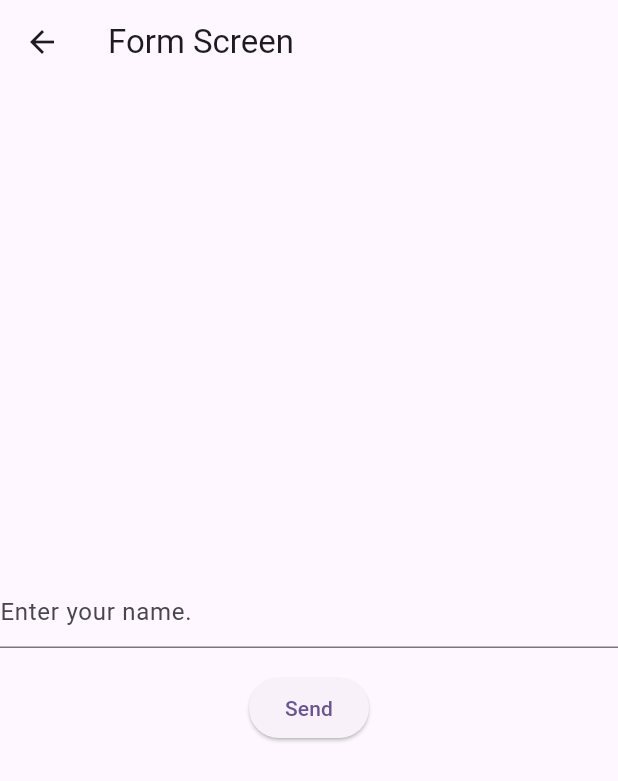
After one commit to TataAdiN/Flutter-Intermediate-Learn, a Flutter app: the screen it shows after launch, after a tap on the "quiz" icon, on a phone screen of 412 x 824 dp. The commit adds this screen. Shown: the top 781 px of the screen. Run offline on Flutter 3.47's test engine with Material 3 defaults, Android fonts, the phone set to English and light mode, and no system bars.

Commit message:
add navigator 2.0 with return value

```diff
--- a/lib/main.dart
+++ b/lib/main.dart
@@ -1,6 +1,8 @@
 import 'package:flutter/material.dart';
+import 'package:provider/provider.dart';
 
 import 'routes/app_router_delegate.dart';
+import 'routes/page_manager.dart';
 
 void main() {
   runApp(const MyApp());
@@ -24,7 +26,9 @@ class _MyAppState extends State<MyApp> {
 
   @override
   Widget build(BuildContext context) {
-    return MaterialApp(
+    return ChangeNotifierProvider(
+      create: (context) => PageManager(),
+      child: MaterialApp(
         title: 'Flutter Demo',
         theme: ThemeData(
           colorScheme: ColorScheme.fromSeed(seedColor: Colors.deepPurple),
@@ -34,6 +38,7 @@ class _MyAppState extends State<MyApp> {
           routerDelegate: _appRouterDelegate,
           backButtonDispatcher: RootBackButtonDispatcher(),
         ),
+      ),
     );
   }
 }
--- a/lib/routes/app_router_delegate.dart
+++ b/lib/routes/app_router_delegate.dart
@@ -1,6 +1,7 @@
 import 'package:flutter/material.dart';
 
 import '../models/quote.dart';
+import '../screens/form_screen.dart';
 import '../screens/quotes_detail_screen.dart';
 import '../screens/quotes_list_screen.dart';
 
@@ -8,6 +9,7 @@ class AppRouterDelegate extends RouterDelegate
     with ChangeNotifier, PopNavigatorRouterDelegateMixin {
   final GlobalKey<NavigatorState> _navigatorKey;
   String? selectedQuote;
+  bool isForm = false;
 
   AppRouterDelegate() : _navigatorKey = GlobalKey<NavigatorState>();
 
@@ -24,6 +26,10 @@ class AppRouterDelegate extends RouterDelegate
               selectedQuote = quoteId;
               notifyListeners();
             },
+            toFormScreen: () {
+              isForm = true;
+              notifyListeners();
+            },
           ),
         ),
         if (selectedQuote != null)
@@ -33,6 +39,16 @@ class AppRouterDelegate extends RouterDelegate
               quoteId: selectedQuote!,
             ),
           ),
+        if (isForm)
+          MaterialPage(
+            key: const ValueKey("FormScreen"),
+            child: FormScreen(
+              onSend: () {
+                isForm = false;
+                notifyListeners();
+              },
+            ),
+          ),
       ],
       onPopPage: (route, result) {
         final didPop = route.didPop(result);
@@ -40,7 +56,9 @@ class AppRouterDelegate extends RouterDelegate
           return false;
         }
         selectedQuote = null;
+        isForm = false;
         notifyListeners();
+
         return true;
       },
     );
--- /dev/null
+++ b/lib/routes/page_manager.dart
@@ -0,0 +1,16 @@
+import 'dart:async';
+
+import 'package:flutter/material.dart';
+
+class PageManager extends ChangeNotifier {
+  late Completer<String> _completer;
+
+  Future<String> waitForResult() async {
+    _completer = Completer<String>();
+    return _completer.future;
+  }
+
+  void returnData(String value) {
+    _completer.complete(value);
+  }
+}
--- /dev/null
+++ b/lib/screens/form_screen.dart
@@ -0,0 +1,51 @@
+import 'package:flutter/material.dart';
+import 'package:provider/provider.dart';
+
+import '../routes/page_manager.dart';
+
+class FormScreen extends StatefulWidget {
+  final Function onSend;
+
+  const FormScreen({
+    super.key,
+    required this.onSend,
+  });
+
+  @override
+  State<FormScreen> createState() => _FormScreenState();
+}
+
+class _FormScreenState extends State<FormScreen> {
+  final _textController = TextEditingController();
+
+  @override
+  Widget build(BuildContext context) {
+    return Scaffold(
+      appBar: AppBar(
+        title: const Text("Form Screen"),
+      ),
+      body: Center(
+        child: Column(
+          mainAxisAlignment: MainAxisAlignment.center,
+          children: [
+            TextField(
+              controller: _textController,
+              decoration: const InputDecoration(
+                hintText: "Enter your name.",
+              ),
+            ),
+            const SizedBox(height: 16),
+            ElevatedButton(
+              onPressed: () {
+                final name = _textController.text;
+                widget.onSend();
+                context.read<PageManager>().returnData(name);
+              },
+              child: const Text("Send"),
+            ),
+          ],
+        ),
+      ),
+    );
+  }
+}
--- a/lib/screens/quotes_list_screen.dart
+++ b/lib/screens/quotes_list_screen.dart
@@ -1,14 +1,19 @@
 import 'package:flutter/material.dart';
+import 'package:provider/provider.dart';
 
 import '../models/quote.dart';
+import '../routes/page_manager.dart';
 
 class QuotesListScreen extends StatelessWidget {
   final List<Quote> quotes;
   final Function(String) onTapped;
+  final Function() toFormScreen;
 
   const QuotesListScreen({
     Key? key,
-    required this.quotes, required this.onTapped,
+    required this.quotes,
+    required this.onTapped,
+    required this.toFormScreen,
   }) : super(key: key);
 
   @override
@@ -16,6 +21,20 @@ class QuotesListScreen extends StatelessWidget {
     return Scaffold(
       appBar: AppBar(
         title: const Text("Quotes App"),
+        actions: [
+          IconButton(
+            onPressed: () async {
+              final scaffoldMessengerState = ScaffoldMessenger.of(context);
+              toFormScreen();
+              final dataString =
+              await context.read<PageManager>().waitForResult();
+              scaffoldMessengerState.showSnackBar(
+                SnackBar(content: Text("My name is $dataString")),
+              );
+            },
+            icon: const Icon(Icons.quiz),
+          ),
+        ],
       ),
       body: ListView(
         children: [
```
Lines whose indentation alone changed are shown as unchanged.
